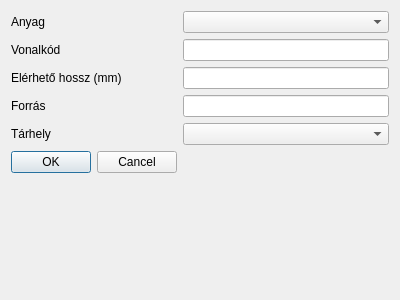
Qt form view/dialog/waste/addwastedialog.ui (horvathzoltan/cutplannerpro) before a commit.
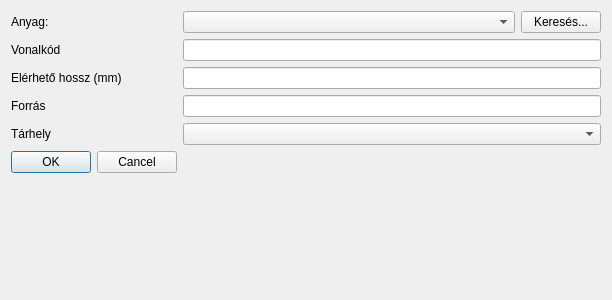
The same form after that commit.

Patch:
```diff
--- a/view/dialog/waste/addwastedialog.ui
+++ b/view/dialog/waste/addwastedialog.ui
@@ -6,7 +6,7 @@
    <rect>
     <x>0</x>
     <y>0</y>
-    <width>400</width>
+    <width>612</width>
     <height>300</height>
    </rect>
   </property>
@@ -17,12 +17,23 @@
    <item row="0" column="0">
     <widget class="QLabel" name="labelMaterial">
      <property name="text">
-      <string>Anyag</string>
+      <string>Anyag:</string>
      </property>
     </widget>
    </item>
    <item row="0" column="1">
-    <widget class="QComboBox" name="comboMaterial"/>
+    <layout class="QHBoxLayout" name="horizontalLayout" stretch="1,0">
+     <item>
+      <widget class="QComboBox" name="comboMaterial"/>
+     </item>
+     <item>
+      <widget class="QPushButton" name="btn_MaterialSearch">
+       <property name="text">
+        <string>Keresés...</string>
+       </property>
+      </widget>
+     </item>
+    </layout>
    </item>
    <item row="1" column="0">
     <widget class="QLabel" name="labelBarcode">
```
Left out of the diff: 22 changed lines with no effect on the pictures.
